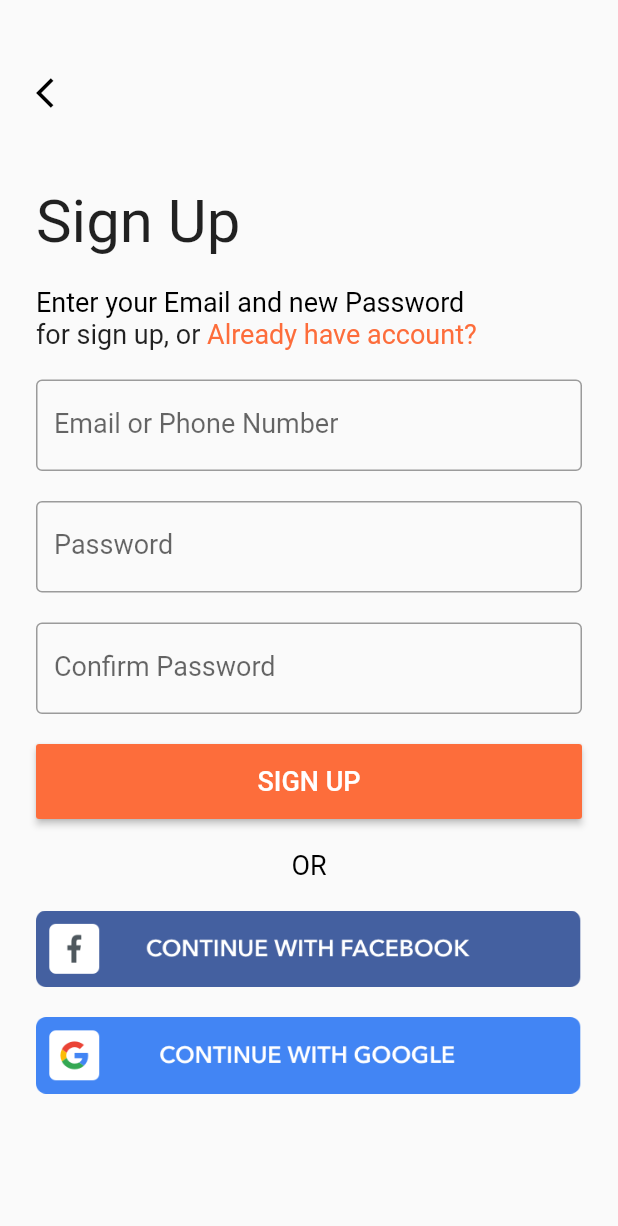
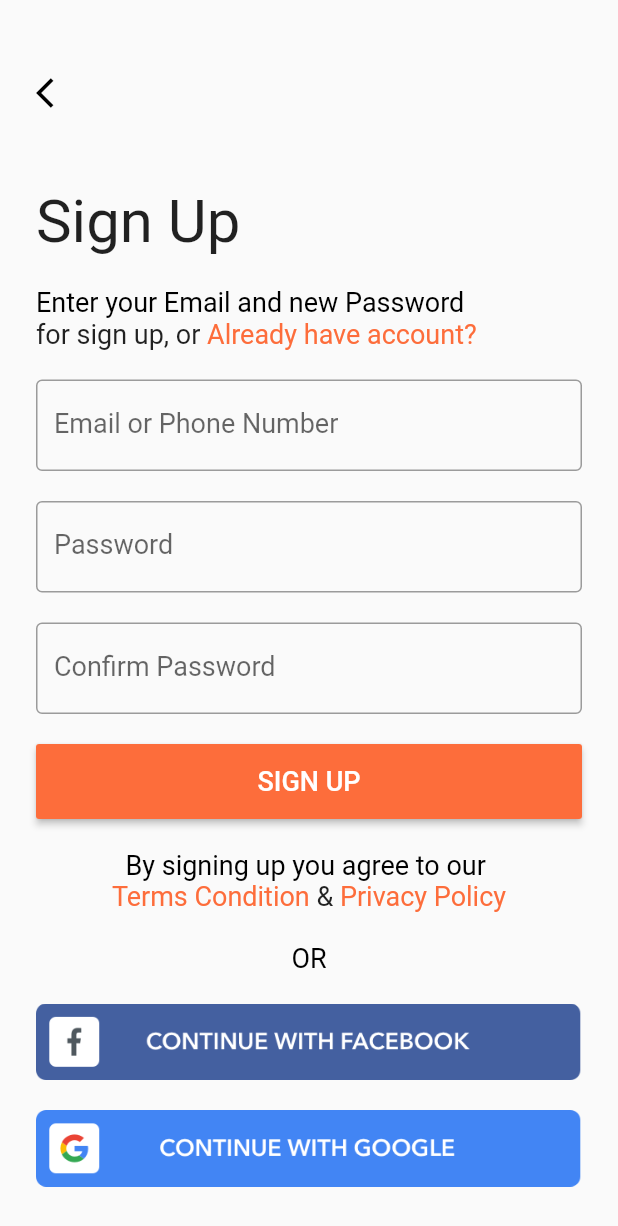
Before and after one commit to anhminhzing/delivery_food_app, a Flutter app: the SignUpScreen screen opened directly, on a phone screen of 412 x 824 dp. Shown: the top 1226 px of the screen. Run offline on Flutter 3.47's test engine with Material 2 defaults, Android fonts, the phone set to English and light mode, and no system bars.

Commit message:
* fix UI sign up

```diff
--- a/lib/screens/sign_up_screen.dart
+++ b/lib/screens/sign_up_screen.dart
@@ -181,6 +181,43 @@ class _SignUpScreenState extends State<SignUpScreen> {
                     ),
                   ),
                   AppDistance.smallSize,
+                  Column(
+                    crossAxisAlignment: CrossAxisAlignment.center,
+                    children: [
+                      Text(
+                        'By signing up you agree to our ',
+                        style: TextStyle(
+                          fontSize: AppFontSize.smallSize,
+                          color: AppColor.black,
+                        ),
+                      ),
+                      Row(
+                        mainAxisAlignment: MainAxisAlignment.center,
+                        children: [
+                          Text(
+                            'Terms Condition',
+                            style: TextStyle(
+                              fontSize: AppFontSize.smallSize,
+                              color: AppColor.orange,
+                            ),
+                          ),
+                          Text(
+                            ' \&',
+                            style: TextStyle(
+                                fontSize: AppFontSize.smallSize),
+                          ),
+                          Text(
+                            ' Privacy Policy',
+                            style: TextStyle(
+                              fontSize: AppFontSize.smallSize,
+                              color: AppColor.orange,
+                            ),
+                          ),
+                        ],
+                      )
+                    ],
+                  ),
+                  AppDistance.smallSize,
                   Text(
                     'OR',
                     style: TextStyle(
```
